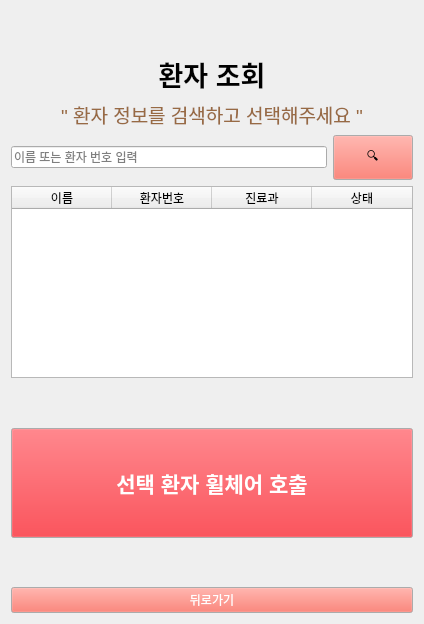
Heo157/Project-Hospital-Autonomous-Wheelchair, file Hospital_Terminal/kiosk_search.ui: the form before one commit.
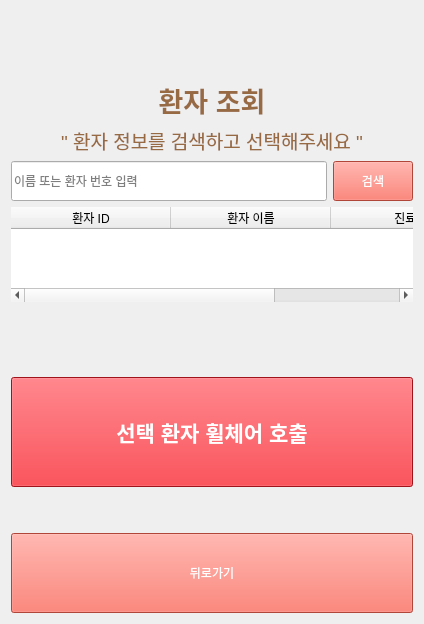
The form after the commit.

What changed in the file:
```diff
--- a/Hospital_Terminal/kiosk_search.ui
+++ b/Hospital_Terminal/kiosk_search.ui
@@ -35,6 +35,9 @@
        <bold>true</bold>
       </font>
      </property>
+     <property name="styleSheet">
+      <string notr="true">color: rgb(152, 106, 68);</string>
+     </property>
      <property name="text">
       <string>환자 조회</string>
      </property>
@@ -65,6 +68,12 @@
     <layout class="QHBoxLayout" name="searchLayout">
      <item>
       <widget class="QLineEdit" name="edit_search">
+       <property name="minimumSize">
+        <size>
+         <width>0</width>
+         <height>40</height>
+        </size>
+       </property>
        <property name="placeholderText">
         <string>이름 또는 환자 번호 입력</string>
        </property>
@@ -75,12 +84,21 @@
        <property name="minimumSize">
         <size>
          <width>60</width>
-         <height>45</height>
+         <height>40</height>
         </size>
        </property>
        <property name="palette">
         <palette>
          <active>
+          <colorrole role="WindowText">
+           <brush brushstyle="SolidPattern">
+            <color alpha="255">
+             <red>255</red>
+             <green>255</green>
+             <blue>255</blue>
+            </color>
+           </brush>
+          </colorrole>
           <colorrole role="Button">
            <brush brushstyle="SolidPattern">
             <color alpha="255">
@@ -90,8 +108,62 @@
             </color>
            </brush>
           </colorrole>
+          <colorrole role="Text">
+           <brush brushstyle="SolidPattern">
+            <color alpha="255">
+             <red>255</red>
+             <green>255</green>
+             <blue>255</blue>
+            </color>
+           </brush>
+          </colorrole>
+          <colorrole role="ButtonText">
+           <brush brushstyle="SolidPattern">
+            <color alpha="255">
+             <red>255</red>
+             <green>255</green>
+             <blue>255</blue>
+            </color>
+           </brush>
+          </colorrole>
+          <colorrole role="Base">
+           <brush brushstyle="SolidPattern">
+            <color alpha="255">
+             <red>246</red>
+             <green>97</green>
+             <blue>81</blue>
+            </color>
+           </brush>
+          </colorrole>
+          <colorrole role="Window">
+           <brush brushstyle="SolidPattern">
+            <color alpha="255">
+             <red>246</red>
+             <green>97</green>
+             <blue>81</blue>
+            </color>
+           </brush>
+          </colorrole>
+          <colorrole role="PlaceholderText">
+           <brush brushstyle="SolidPattern">
+            <color alpha="128">
+             <red>255</red>
+             <green>255</green>
+             <blue>255</blue>
+            </color>
+           </brush>
+          </colorrole>
          </active>
          <inactive>
+          <colorrole role="WindowText">
+           <brush brushstyle="SolidPattern">
+            <color alpha="255">
+             <red>255</red>
+             <green>255</green>
+             <blue>255</blue>
+            </color>
+           </brush>
+          </colorrole>
           <colorrole role="Button">
            <brush brushstyle="SolidPattern">
             <color alpha="255">
@@ -101,8 +173,62 @@
             </color>
            </brush>
           </colorrole>
+          <colorrole role="Text">
+           <brush brushstyle="SolidPattern">
+            <color alpha="255">
+             <red>255</red>
+             <green>255</green>
+             <blue>255</blue>
+            </color>
+           </brush>
+          </colorrole>
+          <colorrole role="ButtonText">
+           <brush brushstyle="SolidPattern">
+            <color alpha="255">
+             <red>255</red>
+             <green>255</green>
+             <blue>255</blue>
+            </color>
+           </brush>
+          </colorrole>
+          <colorrole role="Base">
+           <brush brushstyle="SolidPattern">
+            <color alpha="255">
+             <red>246</red>
+             <green>97</green>
+             <blue>81</blue>
+            </color>
+           </brush>
+          </colorrole>
+          <colorrole role="Window">
+           <brush brushstyle="SolidPattern">
+            <color alpha="255">
+             <red>246</red>
+             <green>97</green>
+             <blue>81</blue>
+            </color>
+           </brush>
+          </colorrole>
+          <colorrole role="PlaceholderText">
+           <brush brushstyle="SolidPattern">
+            <color alpha="128">
+             <red>255</red>
+             <green>255</green>
+             <blue>255</blue>
+            </color>
+           </brush>
+          </colorrole>
          </inactive>
          <disabled>
+          <colorrole role="WindowText">
+           <brush brushstyle="SolidPattern">
+            <color alpha="255">
+             <red>255</red>
+             <green>255</green>
+             <blue>255</blue>
+            </color>
+           </brush>
+          </colorrole>
           <colorrole role="Button">
            <brush brushstyle="SolidPattern">
             <color alpha="255">
@@ -112,29 +238,128 @@
             </color>
            </brush>
           </colorrole>
+          <colorrole role="Text">
+           <brush brushstyle="SolidPattern">
+            <color alpha="255">
+             <red>255</red>
+             <green>255</green>
+             <blue>255</blue>
+            </color>
+           </brush>
+          </colorrole>
+          <colorrole role="ButtonText">
+           <brush brushstyle="SolidPattern">
+            <color alpha="255">
+             <red>255</red>
+             <green>255</green>
+             <blue>255</blue>
+            </color>
+           </brush>
+          </colorrole>
+          <colorrole role="Base">
+           <brush brushstyle="SolidPattern">
+            <color alpha="255">
+             <red>246</red>
+             <green>97</green>
+             <blue>81</blue>
+            </color>
+           </brush>
+          </colorrole>
+          <colorrole role="Window">
+           <brush brushstyle="SolidPattern">
+            <color alpha="255">
+             <red>246</red>
+             <green>97</green>
+             <blue>81</blue>
+            </color>
+           </brush>
+          </colorrole>
+          <colorrole role="PlaceholderText">
+           <brush brushstyle="SolidPattern">
+            <color alpha="128">
+             <red>255</red>
+             <green>255</green>
+             <blue>255</blue>
+            </color>
+           </brush>
+          </colorrole>
          </disabled>
         </palette>
        </property>
+       <property name="styleSheet">
+        <string notr="true">background-color: rgb(246, 97, 81);
+color: rgb(255, 255, 255);</string>
+       </property>
        <property name="text">
-        <string>🔍</string>
+        <string>검색</string>
        </property>
       </widget>
      </item>
     </layout>
    </item>
    <item>
-    <widget class="QTableWidget" name="table_patient">
-     <property name="columnCount">
-      <number>4</number>
+    <widget class="QTableWidget" name="table_basic">
+     <property name="sizePolicy">
+      <sizepolicy hsizetype="Expanding" vsizetype="Fixed">
+       <horstretch>0</horstretch>
+       <verstretch>0</verstretch>
+      </sizepolicy>
      </property>
+     <property name="minimumSize">
+      <size>
+       <width>0</width>
+       <height>95</height>
+      </size>
+     </property>
+     <property name="maximumSize">
+      <size>
+       <width>16777215</width>
+       <height>95</height>
+      </size>
+     </property>
+     <property name="frameShape">
+      <enum>QFrame::Shape::NoFrame</enum>
+     </property>
+     <property name="editTriggers">
+      <set>QAbstractItemView::EditTrigger::NoEditTriggers</set>
+     </property>
+     <property name="alternatingRowColors">
+      <bool>false</bool>
+     </property>
+     <property name="selectionMode">
+      <enum>QAbstractItemView::SelectionMode::NoSelection</enum>
+     </property>
+     <property name="showGrid">
+      <bool>false</bool>
+     </property>
+     <attribute name="horizontalHeaderVisible">
+      <bool>true</bool>
+     </attribute>
+     <attribute name="horizontalHeaderDefaultSectionSize">
+      <number>160</number>
+     </attribute>
+     <attribute name="horizontalHeaderStretchLastSection">
+      <bool>true</bool>
+     </attribute>
+     <attribute name="verticalHeaderVisible">
+      <bool>false</bool>
+     </attribute>
+     <attribute name="verticalHeaderDefaultSectionSize">
+      <number>45</number>
+     </attribute>
+     <row>
+      <property name="text">
+       <string/>
+      </property>
+     </row>
      <column>
       <property name="text">
-       <string>이름</string>
+       <string>환자 ID</string>
       </property>
      </column>
      <column>
       <property name="text">
-       <string>환자번호</string>
+       <string>환자 이름</string>
       </property>
      </column>
      <column>
@@ -142,11 +367,22 @@
        <string>진료과</string>
       </property>
      </column>
-     <column>
+     <item row="0" column="0">
       <property name="text">
-       <string>상태</string>
+       <string/>
       </property>
-     </column>
+      <property name="textAlignment">
+       <set>AlignCenter</set>
+      </property>
+     </item>
+     <item row="0" column="1">
+      <property name="text">
+       <string/>
+      </property>
+      <property name="textAlignment">
+       <set>AlignCenter</set>
+      </property>
+     </item>
     </widget>
    </item>
    <item>
@@ -209,6 +445,24 @@
           </color>
          </brush>
         </colorrole>
+        <colorrole role="Base">
+         <brush brushstyle="SolidPattern">
+          <color alpha="255">
+           <red>224</red>
+           <green>27</green>
+           <blue>36</blue>
+          </color>
+         </brush>
+        </colorrole>
+        <colorrole role="Window">
+         <brush brushstyle="SolidPattern">
+          <color alpha="255">
+           <red>224</red>
+           <green>27</green>
+           <blue>36</blue>
+          </color>
+         </brush>
+        </colorrole>
         <colorrole role="PlaceholderText">
          <brush brushstyle="SolidPattern">
           <color alpha="128">
@@ -256,6 +510,24 @@
           </color>
          </brush>
         </colorrole>
+        <colorrole role="Base">
+         <brush brushstyle="SolidPattern">
+          <color alpha="255">
+           <red>224</red>
+           <green>27</green>
+           <blue>36</blue>
+          </color>
+         </brush>
+        </colorrole>
+        <colorrole role="Window">
+         <brush brushstyle="SolidPattern">
+          <color alpha="255">
+           <red>224</red>
+           <green>27</green>
+           <blue>36</blue>
+          </color>
+         </brush>
+        </colorrole>
         <colorrole role="PlaceholderText">
          <brush brushstyle="SolidPattern">
           <color alpha="128">
@@ -303,6 +575,24 @@
           </color>
          </brush>
         </colorrole>
+        <colorrole role="Base">
+         <brush brushstyle="SolidPattern">
+          <color alpha="255">
+           <red>224</red>
+           <green>27</green>
+           <blue>36</blue>
+          </color>
+         </brush>
+        </colorrole>
+        <colorrole role="Window">
+         <brush brushstyle="SolidPattern">
+          <color alpha="255">
+           <red>224</red>
+           <green>27</green>
+           <blue>36</blue>
+          </color>
+         </brush>
+        </colorrole>
         <colorrole role="PlaceholderText">
          <brush brushstyle="SolidPattern">
           <color alpha="128">
@@ -322,7 +612,8 @@
       </font>
      </property>
      <property name="styleSheet">
-      <string notr="true">color: rgb(255, 255, 255);</string>
+      <string notr="true">color: rgb(255, 255, 255);
+background-color: rgb(224, 27, 36);</string>
      </property>
      <property name="text">
       <string>선택 환자 휠체어 호출</string>
@@ -334,6 +625,9 @@
      <property name="orientation">
       <enum>Qt::Orientation::Vertical</enum>
      </property>
+     <property name="sizeType">
+      <enum>QSizePolicy::Policy::Maximum</enum>
+     </property>
      <property name="sizeHint" stdset="0">
       <size>
        <width>20</width>
@@ -344,6 +638,12 @@
    </item>
    <item>
     <widget class="QPushButton" name="btn_back">
+     <property name="minimumSize">
+      <size>
+       <width>0</width>
+       <height>80</height>
+      </size>
+     </property>
      <property name="palette">
       <palette>
        <active>
@@ -383,6 +683,24 @@
           </color>
          </brush>
         </colorrole>
+        <colorrole role="Base">
+         <brush brushstyle="SolidPattern">
+          <color alpha="255">
+           <red>246</red>
+           <green>97</green>
+           <blue>81</blue>
+          </color>
+         </brush>
+        </colorrole>
+        <colorrole role="Window">
+         <brush brushstyle="SolidPattern">
+          <color alpha="255">
+           <red>246</red>
+           <green>97</green>
+           <blue>81</blue>
+          </color>
+         </brush>
+        </colorrole>
         <colorrole role="PlaceholderText">
          <brush brushstyle="SolidPattern">
           <color alpha="128">
@@ -430,6 +748,24 @@
           </color>
          </brush>
         </colorrole>
+        <colorrole role="Base">
+         <brush brushstyle="SolidPattern">
+          <color alpha="255">
+           <red>246</red>
+           <green>97</green>
+           <blue>81</blue>
+          </color>
+         </brush>
+        </colorrole>
+        <colorrole role="Window">
+         <brush brushstyle="SolidPattern">
+          <color alpha="255">
+           <red>246</red>
+           <green>97</green>
+           <blue>81</blue>
+          </color>
+         </brush>
+        </colorrole>
         <colorrole role="PlaceholderText">
          <brush brushstyle="SolidPattern">
           <color alpha="128">
@@ -477,6 +813,24 @@
           </color>
          </brush>
         </colorrole>
+        <colorrole role="Base">
+         <brush brushstyle="SolidPattern">
+          <color alpha="255">
+           <red>246</red>
+           <green>97</green>
+           <blue>81</blue>
+          </color>
+         </brush>
+        </colorrole>
+        <colorrole role="Window">
+         <brush brushstyle="SolidPattern">
+          <color alpha="255">
+           <red>246</red>
+           <green>97</green>
+           <blue>81</blue>
+          </color>
+         </brush>
+        </colorrole>
         <colorrole role="PlaceholderText">
          <brush brushstyle="SolidPattern">
           <color alpha="128">
@@ -490,7 +844,8 @@
       </palette>
      </property>
      <property name="styleSheet">
-      <string notr="true">color: rgb(255, 255, 255);</string>
+      <string notr="true">color: rgb(255, 255, 255);
+background-color: rgb(246, 97, 81);</string>
      </property>
      <property name="text">
       <string>뒤로가기</string>
```
